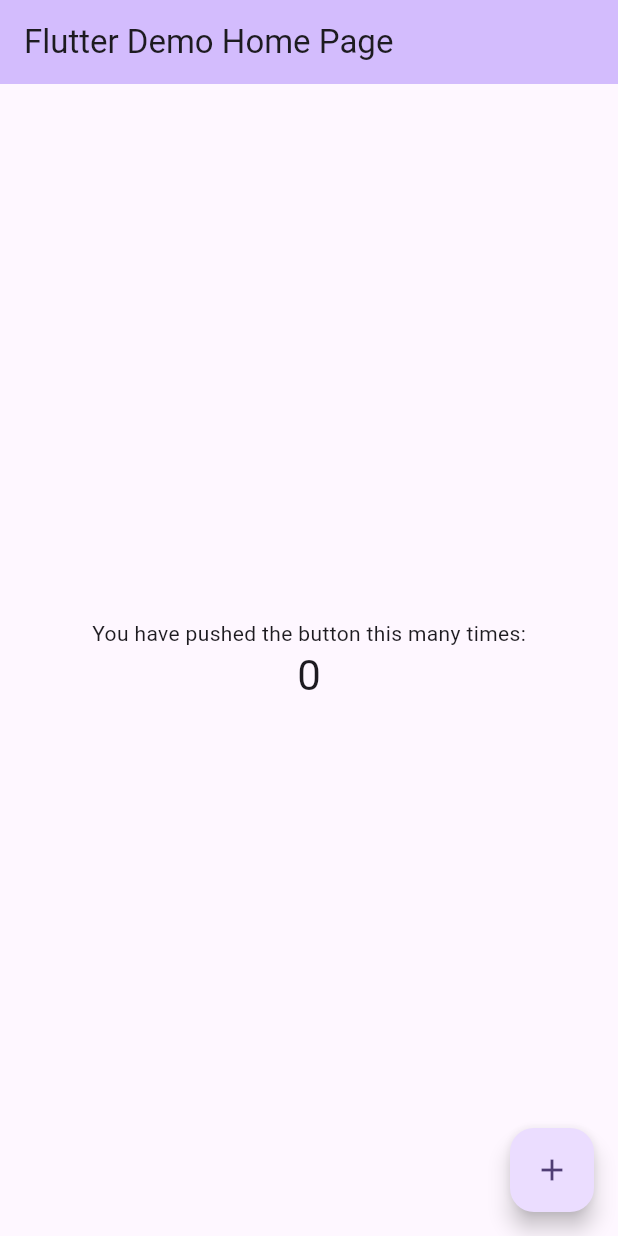
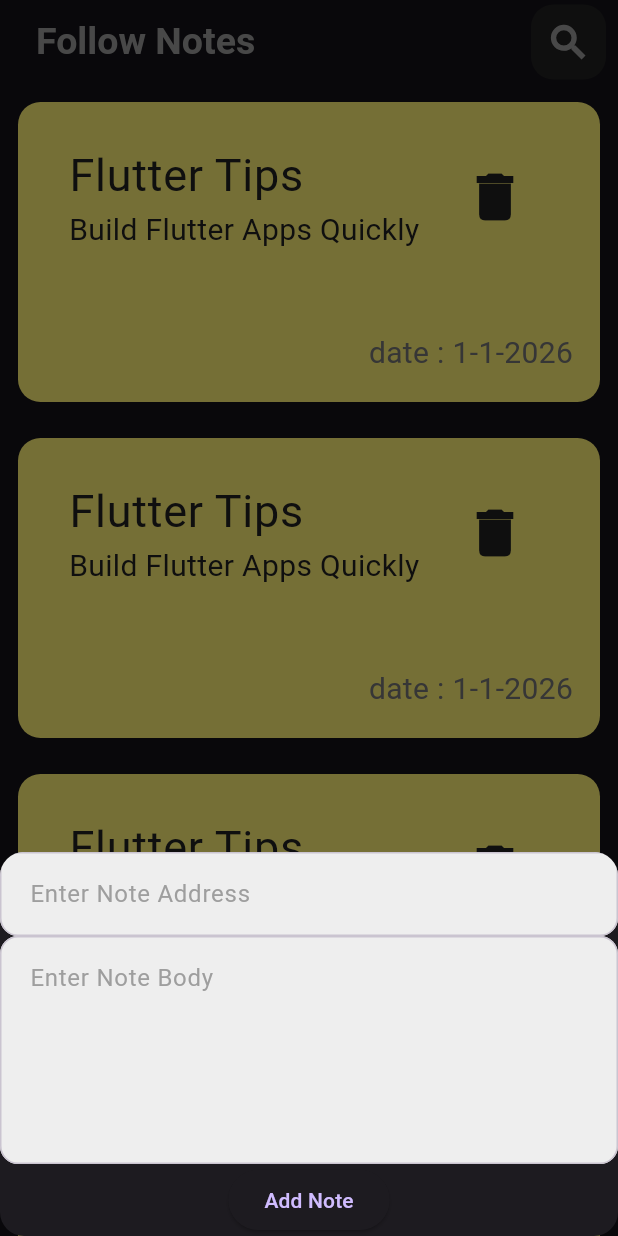
Before and after one commit to HamdyAmr60/follow_app, a Flutter app: the screen it shows after launch, on a phone screen of 412 x 824 dp. Run offline on Flutter 3.47's test engine with Material 3 defaults, Android fonts, the phone set to English and light mode, and no system bars; our stand-ins replace hive, hive_flutter; accounts and stored records are empty; generated files the repository leaves out were written again.

Commit message:
Add Hive package then add form to store data to hive box

```diff
--- a/lib/main.dart
+++ b/lib/main.dart
@@ -1,122 +1,23 @@
 import 'package:flutter/material.dart';
+import 'package:follow_app/pages/home_page.dart';
+import 'package:hive/hive.dart';
+import 'package:hive_flutter/hive_flutter.dart';
 
-void main() {
-  runApp(const MyApp());
+void main()async  {
+  await Hive.initFlutter();
+  await Hive.openBox("Note");
+  runApp(const FollowApp());
 }
 
-class MyApp extends StatelessWidget {
-  const MyApp({super.key});
+class FollowApp extends StatelessWidget {
+  const FollowApp({super.key});
 
-  // This widget is the root of your application.
   @override
   Widget build(BuildContext context) {
     return MaterialApp(
-      title: 'Flutter Demo',
-      theme: ThemeData(
-        // This is the theme of your application.
-        //
-        // TRY THIS: Try running your application with "flutter run". You'll see
-        // the application has a purple toolbar. Then, without quitting the app,
-        // try changing the seedColor in the colorScheme below to Colors.green
-        // and then invoke "hot reload" (save your changes or press the "hot
-        // reload" button in a Flutter-supported IDE, or press "r" if you used
-        // the command line to start the app).
-        //
-        // Notice that the counter didn't reset back to zero; the application
-        // state is not lost during the reload. To reset the state, use hot
-        // restart instead.
-        //
-        // This works for code too, not just values: Most code changes can be
-        // tested with just a hot reload.
-        colorScheme: .fromSeed(seedColor: Colors.deepPurple),
-      ),
-      home: const MyHomePage(title: 'Flutter Demo Home Page'),
+      debugShowCheckedModeBanner: false,
+      theme:ThemeData.dark(useMaterial3: true),
+      home: const HomePage(),
     );
   }
 }
-
-class MyHomePage extends StatefulWidget {
-  const MyHomePage({super.key, required this.title});
-
-  // This widget is the home page of your application. It is stateful, meaning
-  // that it has a State object (defined below) that contains fields that affect
-  // how it looks.
-
-  // This class is the configuration for the state. It holds the values (in this
-  // case the title) provided by the parent (in this case the App widget) and
-  // used by the build method of the State. Fields in a Widget subclass are
-  // always marked "final".
-
-  final String title;
-
-  @override
-  State<MyHomePage> createState() => _MyHomePageState();
-}
-
-class _MyHomePageState extends State<MyHomePage> {
-  int _counter = 0;
-
-  void _incrementCounter() {
-    setState(() {
-      // This call to setState tells the Flutter framework that something has
-      // changed in this State, which causes it to rerun the build method below
-      // so that the display can reflect the updated values. If we changed
-      // _counter without calling setState(), then the build method would not be
-      // called again, and so nothing would appear to happen.
-      _counter++;
-    });
-  }
-
-  @override
-  Widget build(BuildContext context) {
-    // This method is rerun every time setState is called, for instance as done
-    // by the _incrementCounter method above.
-    //
-    // The Flutter framework has been optimized to make rerunning build methods
-    // fast, so that you can just rebuild anything that needs updating rather
-    // than having to individually change instances of widgets.
-    return Scaffold(
-      appBar: AppBar(
-        // TRY THIS: Try changing the color here to a specific color (to
-        // Colors.amber, perhaps?) and trigger a hot reload to see the AppBar
-        // change color while the other colors stay the same.
-        backgroundColor: Theme.of(context).colorScheme.inversePrimary,
-        // Here we take the value from the MyHomePage object that was created by
-        // the App.build method, and use it to set our appbar title.
-        title: Text(widget.title),
-      ),
-      body: Center(
-        // Center is a layout widget. It takes a single child and positions it
-        // in the middle of the parent.
-        child: Column(
-          // Column is also a layout widget. It takes a list of children and
-          // arranges them vertically. By default, it sizes itself to fit its
-          // children horizontally, and tries to be as tall as its parent.
-          //
-          // Column has various properties to control how it sizes itself and
-          // how it positions its children. Here we use mainAxisAlignment to
-          // center the children vertically; the main axis here is the vertical
-          // axis because Columns are vertical (the cross axis would be
-          // horizontal).
-          //
-          // TRY THIS: Invoke "debug painting" (choose the "Toggle Debug Paint"
-          // action in the IDE, or press "p" in the console), to see the
-          // wireframe for each widget.
-          mainAxisAlignment: .center,
-          children: [
-            const Text('You have pushed the button this many times:'),
-            Text(
-              '$_counter',
-              style: Theme.of(context).textTheme.headlineMedium,
-            ),
-          ],
-        ),
-      ),
-      floatingActionButton: FloatingActionButton(
-        onPressed: _incrementCounter,
-        tooltip: 'Increment',
-        child: const Icon(Icons.add),
-      ),
-    );
-  }
-}
--- /dev/null
+++ b/lib/pages/home_page.dart
@@ -0,0 +1,36 @@
+import 'package:flutter/material.dart';
+
+import '../widgets/add_note_form.dart';
+import '../widgets/custom_appbar.dart';
+import '../widgets/custom_floating_button.dart';
+import '../widgets/note_card.dart';
+
+class HomePage extends StatelessWidget {
+  const HomePage({super.key});
+
+  @override
+  Widget build(BuildContext context) {
+    return Scaffold(
+     appBar: customAppBar(),
+      floatingActionButton:customFloatingActionButton(
+        onPressed: (){
+          showModalBottomSheet(
+            clipBehavior: Clip.antiAlias,
+            shape: RoundedRectangleBorder(
+              borderRadius: BorderRadius.circular(16),
+            ),
+              context: context, builder: (context){
+            return SingleChildScrollView(
+              child: AddNoteForm(),
+            );
+          });
+        }
+      ),
+      body:ListView.builder(
+        itemCount:10,
+          itemBuilder:(context , index){
+        return NoteCard();
+      }),
+    );
+  }
+}
--- /dev/null
+++ b/lib/widgets/add_note_form.dart
@@ -0,0 +1,62 @@
+import 'package:flutter/material.dart';
+import 'package:follow_app/widgets/custom_text_form_field.dart';
+
+class AddNoteForm extends StatefulWidget {
+  const AddNoteForm({super.key});
+
+  @override
+  State<AddNoteForm> createState() => _AddNoteFormState();
+}
+
+class _AddNoteFormState extends State<AddNoteForm> {
+  final GlobalKey<FormState> formKey = GlobalKey<FormState>();
+  final AutovalidateMode autoValidateMode = AutovalidateMode.disabled;
+  String? title, subTitle;
+  @override
+  Widget build(BuildContext context) {
+    return Form(
+      key: formKey,
+      autovalidateMode: autoValidateMode,
+      child: Column(
+        children: [
+          CustomTextFormField(
+            maxLines: 1,
+            content: "Enter Note Address",
+            submit: (value) {
+              if (formKey.currentState!.validate()) {
+                formKey.currentState!.save();
+                setState(() {
+                  title = value;
+                });
+              }
+            },
+          ),
+          CustomTextFormField(
+            submit: (value) {
+              if (formKey.currentState!.validate()) {
+                formKey.currentState!.save();
+                setState(() {
+                  subTitle = value;
+                });
+              }
+            },
+            maxLines: 5,
+            content: "Enter Note Body",
+          ),
+          ElevatedButton(
+            onPressed: () {
+              if (formKey.currentState!.validate()) {
+                formKey.currentState!.save();
+              }else{
+                setState(() {
+                  autoValidateMode == AutovalidateMode.always;
+                });
+              }
+            },
+            child: Text("Add Note"),
+          )
+        ],
+      ),
+    );
+  }
+}
--- /dev/null
+++ b/lib/widgets/custom_appbar.dart
@@ -0,0 +1,21 @@
+import 'package:flutter/material.dart';
+
+AppBar customAppBar(){
+  return AppBar(
+  title :Padding(
+    padding: const EdgeInsets.only(left:8.0),
+    child: Text("Follow Notes" , style:TextStyle(fontWeight:FontWeight.bold , fontSize:25 , color:Colors.grey.shade500 )),
+  ),
+    actions: [Padding(
+      padding: const EdgeInsets.only(right:8.0),
+      child: Container(
+          width: 50,
+          height:50,
+          decoration : BoxDecoration(
+              color:Colors.grey.shade900,
+              borderRadius: BorderRadius.circular(15)
+          ),
+          child: IconButton(icon:Icon(Icons.search , size:30,fontWeight:FontWeight.bold , color:Colors.grey.shade500) , onPressed:(){})),
+    ),],
+  );
+}
--- /dev/null
+++ b/lib/widgets/custom_floating_button.dart
@@ -0,0 +1,10 @@
+
+import 'package:flutter/material.dart';
+
+FloatingActionButton customFloatingActionButton({required Function onPressed}){
+  return FloatingActionButton(
+    backgroundColor: Colors.grey.shade900,
+
+    onPressed: onPressed(),
+      child: Icon(Icons.add),
+    );}
--- /dev/null
+++ b/lib/widgets/custom_text_form_field.dart
@@ -0,0 +1,31 @@
+import 'package:flutter/material.dart';
+class CustomTextFormField extends StatelessWidget {
+ const  CustomTextFormField({super.key , required this.maxLines , required this.content , this.submit});
+  final int maxLines;
+  final String content;
+  final Function(String)? submit;
+  @override
+  Widget build(BuildContext context) {
+    return TextFormField(
+      onFieldSubmitted: submit,
+      validator: (value) {
+        if (value == null || value.isEmpty) {
+          return 'Please enter some text';
+        }
+        return null;
+      },
+      decoration: InputDecoration(
+        hintText: content,
+        hintStyle: TextStyle(color: Colors.grey),
+        contentPadding: EdgeInsets.all(16),
+
+        border: OutlineInputBorder(
+          borderRadius: BorderRadius.circular(12),
+        ),
+        filled: true,
+        fillColor: Colors.grey[200],
+      ),
+      maxLines: maxLines,
+    );
+  }
+}
--- /dev/null
+++ b/lib/widgets/note_card.dart
@@ -0,0 +1,36 @@
+
+
+import 'package:flutter/material.dart';
+
+class NoteCard extends StatelessWidget {
+  const NoteCard({super.key});
+
+  @override
+  Widget build(BuildContext context) {
+    return Padding(
+      padding: const EdgeInsets.all(12.0),
+      child: Container(
+        width: double.infinity,
+        height: 200,
+          padding: const EdgeInsets.all(18.0),
+        decoration: BoxDecoration(
+          color:Colors.yellow.shade300,
+          borderRadius: BorderRadius.circular(15),
+        ),
+        child:Column(
+          crossAxisAlignment: CrossAxisAlignment.end,
+          mainAxisAlignment: MainAxisAlignment.spaceBetween,
+          children:[
+            ListTile(
+              title:Text("Flutter Tips" , style:TextStyle(fontSize:30 , color:Colors.grey.shade900 )),
+              subtitle:Text("Build Flutter Apps Quickly" , style:TextStyle(fontSize:20 , color:Colors.grey.shade900 )),
+              trailing:IconButton(icon:Icon(Icons.delete , size:40,fontWeight:FontWeight.bold , color:Colors.grey.shade900),onPressed:(){}),
+            ),
+
+            Text("date : 1-1-2026" , style:TextStyle(fontSize:20 , color:Colors.grey.shade600 )),
+          ]
+        )
+      ),
+    );
+  }
+}
--- a/pubspec.yaml
+++ b/pubspec.yaml
@@ -34,8 +34,13 @@
   # The following adds the Cupertino Icons font to your application.
   # Use with the CupertinoIcons class for iOS style icons.
   cupertino_icons: ^1.0.8
+  hive: ^2.2.3
+  hive_flutter: ^1.1.0
+
 
 dev_dependencies:
+  build_runner:
+  hive_generator:
   flutter_test:
     sdk: flutter
 
```
Also changed, not shown: lib/models/note_model.dart (added, +20 -0 lines), pubspec.lock.
